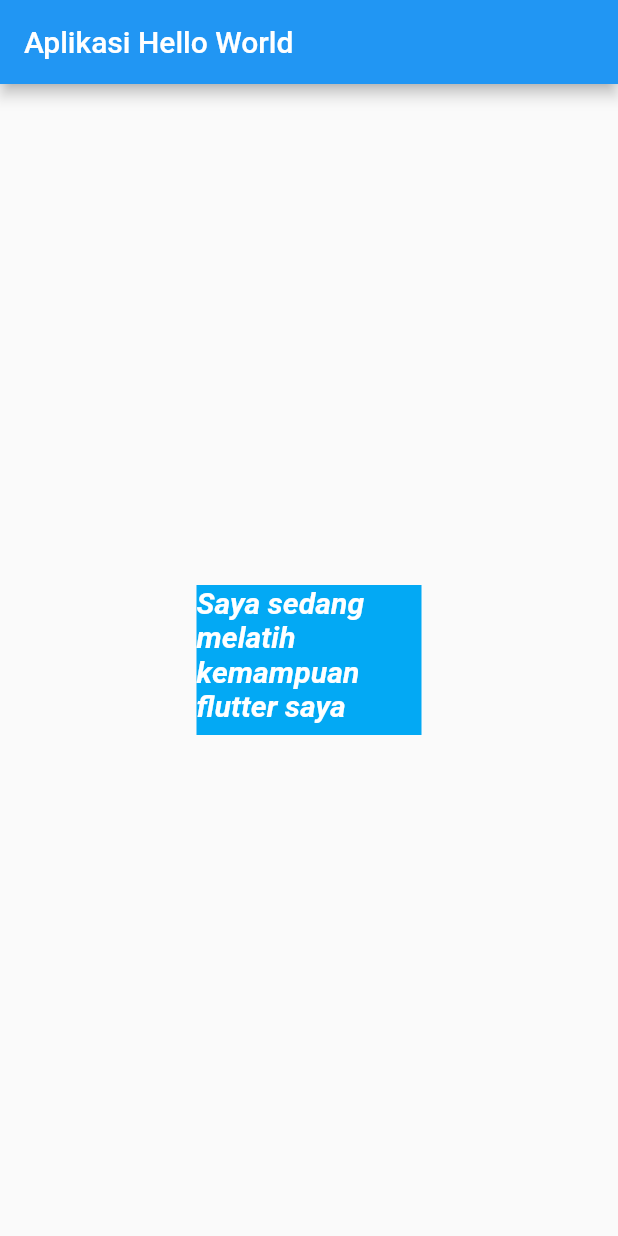
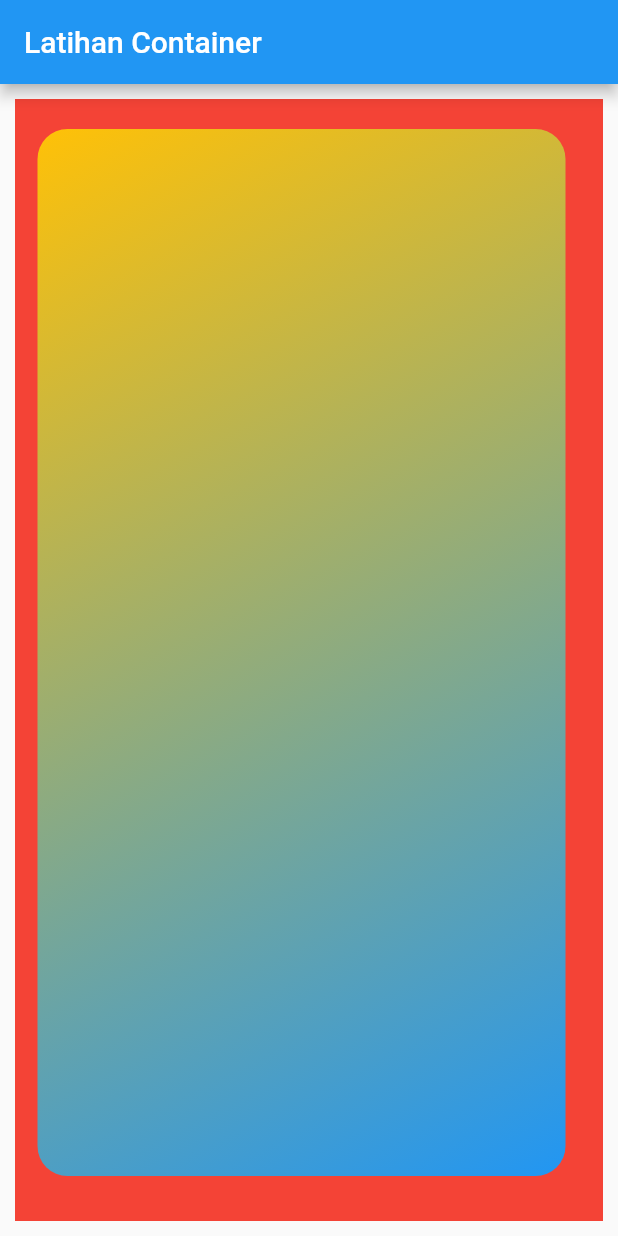
Before and after one commit to zaenury/flutter_apps, a Flutter app: the screen it shows after launch, on a phone screen of 412 x 824 dp. Run offline on Flutter 3.47's test engine with Material 2 defaults, Android fonts, the phone set to English and light mode, and no system bars.

Commit message:
add container parent and child

```diff
--- a/lib/main.dart
+++ b/lib/main.dart
@@ -1,7 +1,36 @@
 import 'package:flutter/material.dart';
 
 void main() {
-  runApp(new MyApp());
+  runApp(new MyContainer());
+}
+
+class MyContainer extends StatelessWidget {
+  @override
+  Widget build(BuildContext context) {
+    return MaterialApp(
+      home: Scaffold(
+        appBar: AppBar(
+          title: Text("Latihan Container"),
+        ),
+        body: Container(
+          color: Colors.red,
+          padding: EdgeInsets.fromLTRB(5, 10, 15, 20),
+          margin: EdgeInsets.all(10),
+          // margin: EdgeInsets.only(bottom: 10, top: 10),
+          child: Container(
+            // color: Colors.blue,
+            margin: EdgeInsets.all(10),
+            decoration: BoxDecoration(
+                borderRadius: BorderRadius.circular(20),
+                gradient: LinearGradient(
+                    begin: Alignment.topLeft,
+                    end: Alignment.bottomRight,
+                    colors: <Color>[Colors.amber, Colors.blue])),
+          ),
+        ),
+      ),
+    );
+  }
 }
 
 class MyApp extends StatelessWidget {
```
